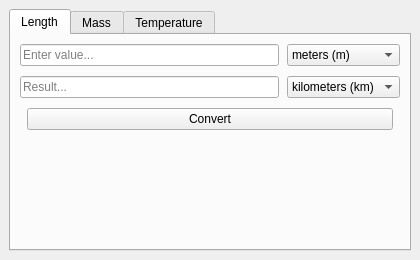
Before: the Qt Designer form Converter/mainwindow.ui in dblyznyuchenko2027-ctrl/qt-labs, drawn with Qt 5.
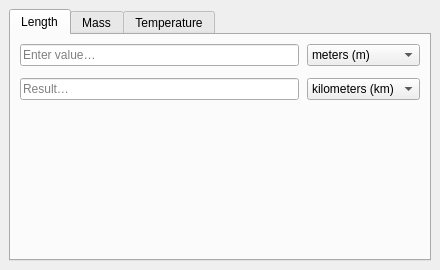
After: the same form once the commit is applied.

```diff
--- a/Converter/mainwindow.ui
+++ b/Converter/mainwindow.ui
@@ -3,18 +3,10 @@
  <class>MainWindow</class>
  <widget class="QMainWindow" name="MainWindow">
   <property name="geometry">
-   <rect>
-    <x>0</x>
-    <y>0</y>
-    <width>420</width>
-    <height>260</height>
-   </rect>
+   <rect><x>0</x><y>0</y><width>440</width><height>270</height></rect>
   </property>
   <property name="minimumSize">
-   <size>
-    <width>360</width>
-    <height>220</height>
-   </size>
+   <size><width>360</width><height>230</height></size>
   </property>
   <property name="windowTitle">
    <string>Converter</string>
@@ -45,10 +37,7 @@
          <number>12</number>
          <number>12</number>
         </property>
-        <property name="spacing">
-         <number>10</number>
-        </property>
-        <!-- Top row -->
+        <property name="spacing"><number>12</number></property>
         <item>
          <layout class="QHBoxLayout" name="lengthTopRow">
           <property name="spacing">
@@ -56,9 +45,7 @@
           </property>
           <item>
            <widget class="QLineEdit" name="lengthEditTop">
-            <property name="placeholderText">
-             <string>Enter value...</string>
-            </property>
+            <property name="placeholderText"><string>Enter value…</string></property>
             <property name="sizePolicy">
              <sizepolicy hsizetype="Expanding" vsizetype="Fixed">
               <horstretch>1</horstretch>
@@ -89,9 +76,7 @@
           </property>
           <item>
            <widget class="QLineEdit" name="lengthEditBottom">
-            <property name="placeholderText">
-             <string>Result...</string>
-            </property>
+            <property name="placeholderText"><string>Result…</string></property>
             <property name="sizePolicy">
              <sizepolicy hsizetype="Expanding" vsizetype="Fixed">
               <horstretch>1</horstretch>
@@ -114,23 +99,6 @@
           </item>
          </layout>
         </item>
-        <!-- Convert button -->
-        <item>
-         <layout class="QHBoxLayout">
-          <item>
-           <spacer><property name="orientation"><enum>Qt::Horizontal</enum></property></spacer>
-          </item>
-          <item>
-           <widget class="QPushButton" name="lengthBtnConvert">
-            <property name="text"><string>Convert</string></property>
-            <property name="minimumWidth"><number>100</number></property>
-           </widget>
-          </item>
-          <item>
-           <spacer><property name="orientation"><enum>Qt::Horizontal</enum></property></spacer>
-          </item>
-         </layout>
-        </item>
         <item>
          <spacer>
           <property name="orientation"><enum>Qt::Vertical</enum></property>
```
Left out of the diff: 119 changed lines with no effect on the pictures.
